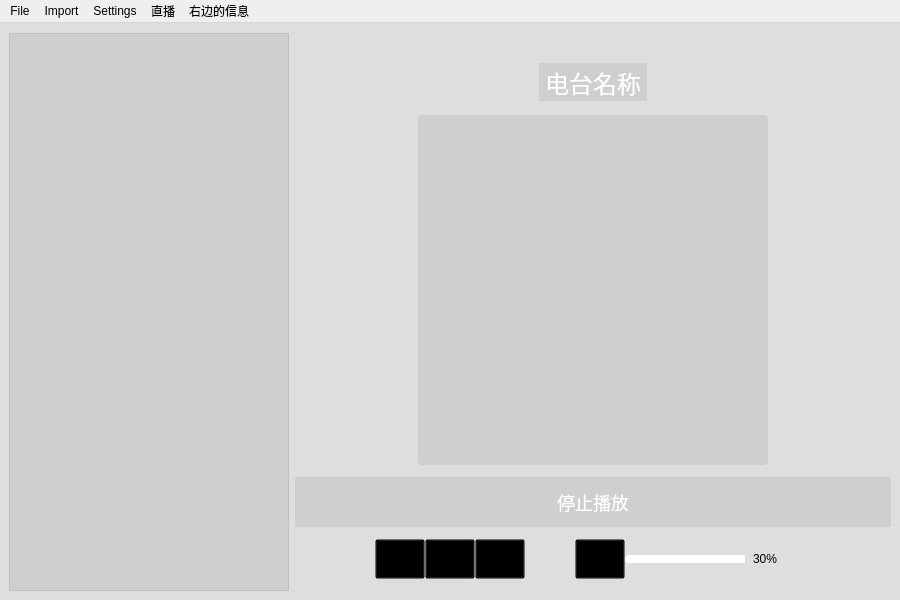
Before: the Qt Designer form mainwindow.ui in yzzyzz/ssrplayer, drawn with Qt 5.
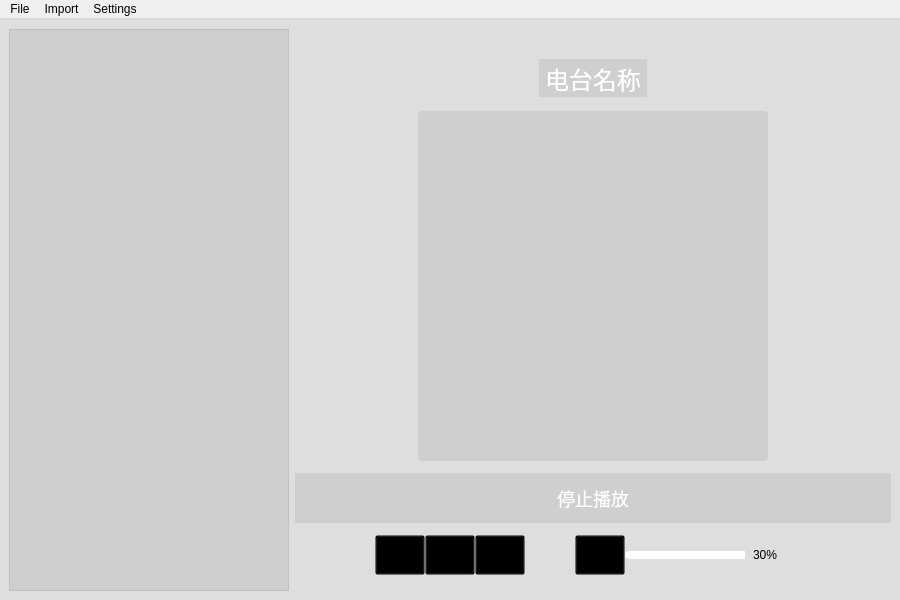
After: the same form once the commit is applied. Icons and pictures are not drawn.

Commit message: fix font size

What changed in the file:
```diff
--- a/mainwindow.ui
+++ b/mainwindow.ui
@@ -731,27 +731,9 @@
     <addaction name="separator"/>
     <addaction name="actionSet_Appearance"/>
    </widget>
-   <widget class="QMenu" name="menuLive">
-    <property name="title">
-     <string>直播</string>
-    </property>
-    <addaction name="actionzhibo1"/>
-    <addaction name="actiongetlist"/>
-   </widget>
-   <widget class="QMenu" name="menuRight">
-    <property name="layoutDirection">
-     <enum>Qt::RightToLeft</enum>
-    </property>
-    <property name="title">
-     <string>右边的信息</string>
-    </property>
-    <addaction name="actionzhiboliebiao"/>
-   </widget>
    <addaction name="menuFile"/>
    <addaction name="menuImport"/>
    <addaction name="menuSettings"/>
-   <addaction name="menuLive"/>
-   <addaction name="menuRight"/>
   </widget>
   <action name="actionOpen_File">
    <property name="icon">
```
The commit also changes 2 other files.
